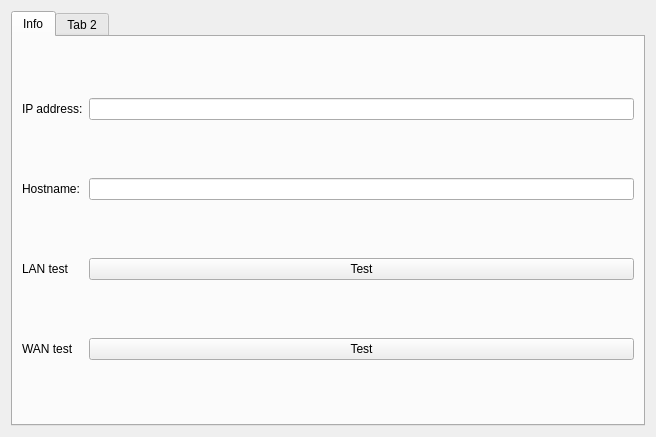
This is advancedmode_widget.ui in TianZerL/LAN_Files_Transmission as Qt 5 draws it before an edit. The edited form follows.
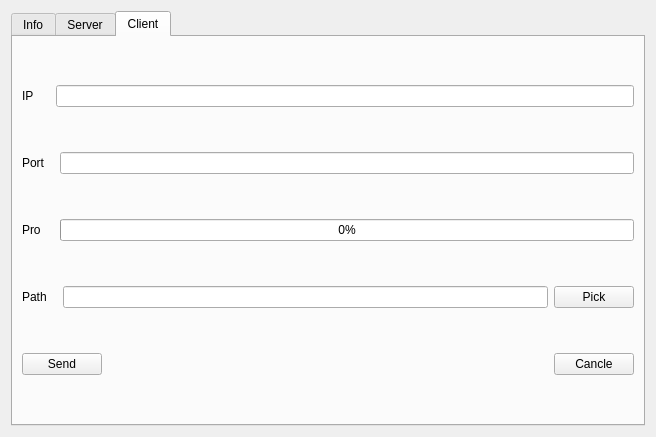
This is the edited form.

Diff of the .ui file:
```diff
--- a/advancedmode_widget.ui
+++ b/advancedmode_widget.ui
@@ -17,7 +17,7 @@
    <item row="1" column="0">
     <widget class="QTabWidget" name="tabWidget">
      <property name="currentIndex">
-      <number>0</number>
+      <number>2</number>
      </property>
      <widget class="QWidget" name="Info">
       <attribute name="title">
@@ -88,8 +88,196 @@
      </widget>
      <widget class="QWidget" name="tab_2">
       <attribute name="title">
-       <string>Tab 2</string>
+       <string>Server</string>
       </attribute>
+      <layout class="QGridLayout" name="gridLayout_5">
+       <item row="0" column="0">
+        <layout class="QGridLayout" name="gridLayout_4">
+         <item row="0" column="0">
+          <widget class="QLabel" name="port_lb_server">
+           <property name="text">
+            <string>Port   </string>
+           </property>
+           <property name="buddy">
+            <cstring>port_le_server</cstring>
+           </property>
+          </widget>
+         </item>
+         <item row="0" column="1">
+          <widget class="QLineEdit" name="port_le_server"/>
+         </item>
+        </layout>
+       </item>
+       <item row="1" column="0">
+        <layout class="QGridLayout" name="file_path_server">
+         <item row="0" column="0">
+          <widget class="QLabel" name="path_lb_server">
+           <property name="text">
+            <string>path   </string>
+           </property>
+           <property name="buddy">
+            <cstring>path_le_server</cstring>
+           </property>
+          </widget>
+         </item>
+         <item row="0" column="1">
+          <widget class="QLineEdit" name="path_le_server"/>
+         </item>
+         <item row="0" column="2">
+          <widget class="QPushButton" name="pick_pb_server">
+           <property name="text">
+            <string>Pick</string>
+           </property>
+          </widget>
+         </item>
+        </layout>
+       </item>
+       <item row="2" column="0">
+        <layout class="QGridLayout" name="gridLayout_3">
+         <item row="0" column="0">
+          <widget class="QPushButton" name="listen_pb">
+           <property name="text">
+            <string>Listen</string>
+           </property>
+          </widget>
+         </item>
+         <item row="0" column="1">
+          <spacer name="horizontalSpacer_2">
+           <property name="orientation">
+            <enum>Qt::Horizontal</enum>
+           </property>
+           <property name="sizeHint" stdset="0">
+            <size>
+             <width>371</width>
+             <height>20</height>
+            </size>
+           </property>
+          </spacer>
+         </item>
+         <item row="0" column="2">
+          <widget class="QPushButton" name="cancle_pb">
+           <property name="text">
+            <string>Cancle</string>
+           </property>
+          </widget>
+         </item>
+        </layout>
+       </item>
+      </layout>
+     </widget>
+     <widget class="QWidget" name="client">
+      <attribute name="title">
+       <string>Client</string>
+      </attribute>
+      <layout class="QGridLayout" name="gridLayout_6">
+       <item row="2" column="0">
+        <layout class="QGridLayout" name="pro">
+         <item row="0" column="0">
+          <widget class="QLabel" name="pro_lb">
+           <property name="text">
+            <string>Pro    </string>
+           </property>
+          </widget>
+         </item>
+         <item row="0" column="1">
+          <widget class="QProgressBar" name="process">
+           <property name="value">
+            <number>0</number>
+           </property>
+          </widget>
+         </item>
+        </layout>
+       </item>
+       <item row="1" column="0">
+        <layout class="QGridLayout" name="port">
+         <item row="0" column="0">
+          <widget class="QLabel" name="port_lb">
+           <property name="text">
+            <string>Port   </string>
+           </property>
+           <property name="buddy">
+            <cstring>port_le</cstring>
+           </property>
+          </widget>
+         </item>
+         <item row="0" column="1">
+          <widget class="QLineEdit" name="port_le"/>
+         </item>
+        </layout>
+       </item>
+       <item row="4" column="0">
+        <layout class="QGridLayout" name="buttom">
+         <item row="0" column="0">
+          <widget class="QPushButton" name="send_pb">
+           <property name="text">
+            <string>Send</string>
+           </property>
+          </widget>
+         </item>
+         <item row="0" column="1">
+          <spacer name="horizontalSpacer">
+           <property name="orientation">
+            <enum>Qt::Horizontal</enum>
+           </property>
+           <property name="sizeHint" stdset="0">
+            <size>
+             <width>40</width>
+             <height>20</height>
+            </size>
+           </property>
+          </spacer>
+         </item>
+         <item row="0" column="2">
+          <widget class="QPushButton" name="cancle_pb_client">
+           <property name="text">
+            <string>Cancle</string>
+           </property>
+          </widget>
+         </item>
+        </layout>
+       </item>
+       <item row="0" column="0">
+        <layout class="QGridLayout" name="ip">
+         <item row="1" column="0">
+          <widget class="QLabel" name="ip_lb">
+           <property name="text">
+            <string>IP     </string>
+           </property>
+           <property name="buddy">
+            <cstring>ip_le</cstring>
+           </property>
+          </widget>
+         </item>
+         <item row="1" column="1">
+          <widget class="QLineEdit" name="ip_le"/>
+         </item>
+        </layout>
+       </item>
+       <item row="3" column="0">
+        <layout class="QGridLayout" name="path_path">
+         <item row="0" column="0">
+          <widget class="QLabel" name="path_lb">
+           <property name="text">
+            <string>Path   </string>
+           </property>
+           <property name="buddy">
+            <cstring>path_le</cstring>
+           </property>
+          </widget>
+         </item>
+         <item row="0" column="2">
+          <widget class="QPushButton" name="pick_pb">
+           <property name="text">
+            <string>Pick</string>
+           </property>
+          </widget>
+         </item>
+         <item row="0" column="1">
+          <widget class="QLineEdit" name="path_le"/>
+         </item>
+        </layout>
+       </item>
+      </layout>
      </widget>
     </widget>
    </item>
```
Left out of the diff: 22 changed lines with no effect on the pictures.
